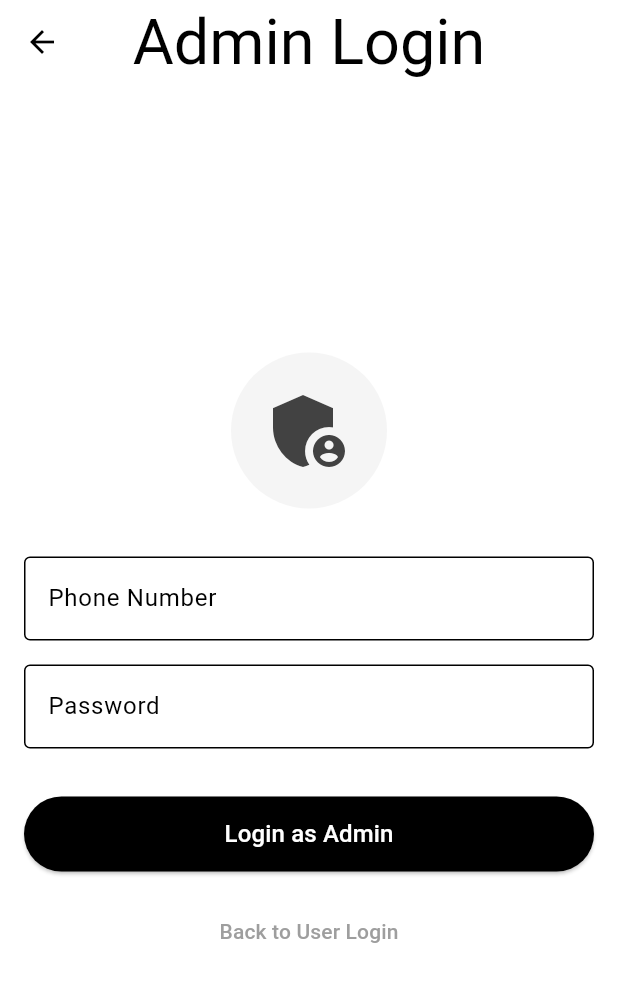
After one commit to asifulshiam/bus_agentub, a Flutter app: the screen it shows after launch, after a tap on "Login as Admin", on a phone screen of 412 x 824 dp. The commit adds this screen. Shown: the top 982 px of the screen. Run offline on Flutter 3.47's test engine with Material 3 defaults, Android fonts, the phone set to English and light mode, and no system bars; our stand-ins replace flutter_map, latlong2, shared_preferences; network calls fail.

Commit message:
fixed loging issues with robust CORS management | implemented Map interface with OpenStreetMap which dynamically pulls data from backend | implemented separate admin login page which only accepts owners/supervisors

```diff
--- /dev/null
+++ b/frontend/lib/admin_login.dart
@@ -0,0 +1,197 @@
+import 'package:busapp/homepage.dart';
+import 'package:flutter/material.dart';
+import 'package:http/http.dart' as http;
+import 'dart:convert';
+import 'package:shared_preferences/shared_preferences.dart';
+
+class AdminLogin extends StatefulWidget {
+  const AdminLogin({super.key});
+
+  @override
+  State<AdminLogin> createState() => _AdminLoginState();
+}
+
+class _AdminLoginState extends State<AdminLogin> {
+  final _phoneController = TextEditingController();
+  final _passwordController = TextEditingController();
+  bool _isLoading = false;
+
+  Future<void> _login() async {
+    if (_phoneController.text.isEmpty || _passwordController.text.isEmpty) {
+      _showErrorDialog('Please enter both phone number and password');
+      return;
+    }
+
+    setState(() {
+      _isLoading = true;
+    });
+
+    try {
+      final response = await http.post(
+        Uri.parse('http://127.0.0.1:8000/auth/login'),
+        headers: {
+          'Content-Type': 'application/json',
+        },
+        body: jsonEncode({
+          'phone': _phoneController.text,
+          'password': _passwordController.text,
+        }),
+      );
+
+      if (response.statusCode == 200) {
+        final data = jsonDecode(response.body);
+        final user = data['user'];
+        final userRole = user['role'];
+
+        // Check if user is admin (owner or supervisor)
+        if (userRole != 'owner' && userRole != 'supervisor') {
+          _showErrorDialog('Access denied. Only owners and supervisors can access admin panel.');
+          setState(() {
+            _isLoading = false;
+          });
+          return;
+        }
+
+        // Save token and user data
+        final prefs = await SharedPreferences.getInstance();
+        await prefs.setString('access_token', data['access_token']);
+        await prefs.setString('user_data', jsonEncode(user));
+        await prefs.setString('user_role', userRole);
+        await prefs.setBool('is_admin', true);
+
+        // Navigate to homepage (which will handle admin routing)
+        if (mounted) {
+          Navigator.pushReplacement(
+            context,
+            MaterialPageRoute(builder: (context) => const HomePage()),
+          );
+        }
+      } else {
+        final errorData = jsonDecode(response.body);
+        _showErrorDialog(errorData['detail'] ?? 'Login failed');
+      }
+    } catch (e) {
+      _showErrorDialog('Network error: ${e.toString()}');
+    } finally {
+      if (mounted) {
+        setState(() {
+          _isLoading = false;
+        });
+      }
+    }
+  }
+
+  void _showErrorDialog(String message) {
+    showDialog(
+      context: context,
+      builder: (context) => AlertDialog(
+        title: const Text('Login Failed'),
+        content: Text(message),
+        actions: [
+          TextButton(
+            onPressed: () => Navigator.pop(context),
+            child: const Text('OK'),
+          ),
+        ],
+      ),
+    );
+  }
+
+  @override
+  Widget build(BuildContext context) {
+    return Scaffold(
+      backgroundColor: Colors.white,
+      appBar: AppBar(
+        title: const Text(
+          '\nAdmin Login\n',
+          style: TextStyle(color: Colors.black, fontSize: 42),
+        ),
+        centerTitle: true,
+        backgroundColor: Colors.white,
+        elevation: 0,
+        iconTheme: const IconThemeData(color: Colors.black),
+        leading: IconButton(
+          icon: const Icon(Icons.arrow_back, color: Colors.black),
+          onPressed: () {
+            Navigator.pop(context);
+          },
+        ),
+      ),
+      body: Padding(
+        padding: const EdgeInsets.all(16.0),
+        child: Column(
+          mainAxisAlignment: MainAxisAlignment.center,
+          children: <Widget>[
+            // Admin badge icon
+            Container(
+              padding: const EdgeInsets.all(20),
+              decoration: BoxDecoration(
+                color: Colors.grey[100],
+                shape: BoxShape.circle,
+              ),
+              child: Icon(
+                Icons.admin_panel_settings,
+                size: 64,
+                color: Colors.grey[800],
+              ),
+            ),
+            const SizedBox(height: 32.0),
+            TextField(
+              controller: _phoneController,
+              decoration: const InputDecoration(
+                labelText: 'Phone Number',
+                labelStyle: TextStyle(color: Colors.black),
+                enabledBorder: OutlineInputBorder(
+                  borderSide: BorderSide(color: Colors.black),
+                ),
+                focusedBorder: OutlineInputBorder(
+                  borderSide: BorderSide(color: Colors.black),
+                ),
+              ),
+              style: const TextStyle(color: Colors.black),
+              keyboardType: TextInputType.phone,
+            ),
+            const SizedBox(height: 16.0),
+            TextField(
+              controller: _passwordController,
+              obscureText: true,
+              decoration: const InputDecoration(
+                labelText: 'Password',
+                labelStyle: TextStyle(color: Colors.black),
+                enabledBorder: OutlineInputBorder(
+                  borderSide: BorderSide(color: Colors.black),
+                ),
+                focusedBorder: OutlineInputBorder(
+                  borderSide: BorderSide(color: Colors.black),
+                ),
+              ),
+              style: const TextStyle(color: Colors.black),
+            ),
+            const SizedBox(height: 32.0),
+            ElevatedButton(
+              style: ElevatedButton.styleFrom(
+                backgroundColor: Colors.black,
+                foregroundColor: Colors.white,
+                minimumSize: const Size(double.infinity, 50),
+              ),
+              onPressed: _isLoading ? null : _login,
+              child: _isLoading
+                ? const CircularProgressIndicator(color: Colors.white)
+                : const Text('Login as Admin', style: TextStyle(fontSize: 16)),
+            ),
+            const SizedBox(height: 16.0),
+            TextButton(
+              onPressed: () {
+                Navigator.pop(context);
+              },
+              child: const Text(
+                'Back to User Login',
+                style: TextStyle(color: Colors.grey),
+              ),
+            ),
+          ],
+        ),
+      ),
+    );
+  }
+}
--- a/frontend/lib/login.dart
+++ b/frontend/lib/login.dart
@@ -1,4 +1,5 @@
 import 'package:busapp/homepage.dart';
+import 'package:busapp/admin_login.dart';
 import 'package:flutter/material.dart';
 import 'package:http/http.dart' as http;
 import 'dart:convert';
@@ -28,7 +29,7 @@ class _loginState extends State<login> {
 
     try {
       final response = await http.post(
-        Uri.parse('http://localhost:8000/auth/login'),
+        Uri.parse('http://127.0.0.1:8000/auth/login'),
         headers: {
           'Content-Type': 'application/json',
         },
@@ -40,11 +41,14 @@ class _loginState extends State<login> {
 
       if (response.statusCode == 200) {
         final data = jsonDecode(response.body);
+        final user = data['user'];
 
         // Save token and user data
         final prefs = await SharedPreferences.getInstance();
         await prefs.setString('access_token', data['access_token']);
-        await prefs.setString('user_data', jsonEncode(data['user']));
+        await prefs.setString('user_data', jsonEncode(user));
+        await prefs.setString('user_role', user['role']);
+        await prefs.setBool('is_admin', false); // Regular user login
 
         // Navigate to homepage
         if (mounted) {
@@ -139,13 +143,51 @@ class _loginState extends State<login> {
               style: ElevatedButton.styleFrom(
                 backgroundColor: Colors.black,
                 foregroundColor: Colors.white,
+                minimumSize: const Size(double.infinity, 50),
               ),
               onPressed: _isLoading ? null : _login,
               child: _isLoading
                 ? const CircularProgressIndicator(color: Colors.white)
-                : const Text('Login'),
+                : const Text('Login', style: TextStyle(fontSize: 16)),
             ),
             const SizedBox(height: 16.0),
+            // Divider
+            Row(
+              children: [
+                Expanded(child: Divider(color: Colors.grey[400])),
+                Padding(
+                  padding: const EdgeInsets.symmetric(horizontal: 16.0),
+                  child: Text(
+                    'OR',
+                    style: TextStyle(color: Colors.grey[600]),
+                  ),
+                ),
+                Expanded(child: Divider(color: Colors.grey[400])),
+              ],
+            ),
+            const SizedBox(height: 16.0),
+            // Admin Login Button
+            OutlinedButton(
+              style: OutlinedButton.styleFrom(
+                foregroundColor: Colors.black,
+                side: const BorderSide(color: Colors.black, width: 1.5),
+                minimumSize: const Size(double.infinity, 50),
+              ),
+              onPressed: _isLoading ? null : () {
+                Navigator.push(
+                  context,
+                  MaterialPageRoute(builder: (context) => const AdminLogin()),
+                );
+              },
+              child: Row(
+                mainAxisAlignment: MainAxisAlignment.center,
+                children: [
+                  Icon(Icons.admin_panel_settings, size: 20),
+                  const SizedBox(width: 8),
+                  const Text('Login as Admin', style: TextStyle(fontSize: 16)),
+                ],
+              ),
+            ),
           ],
         ),
       ),
```
Also changed, not shown: frontend/lib/available_routes.dart (+38 -9 lines), 6 other files.
